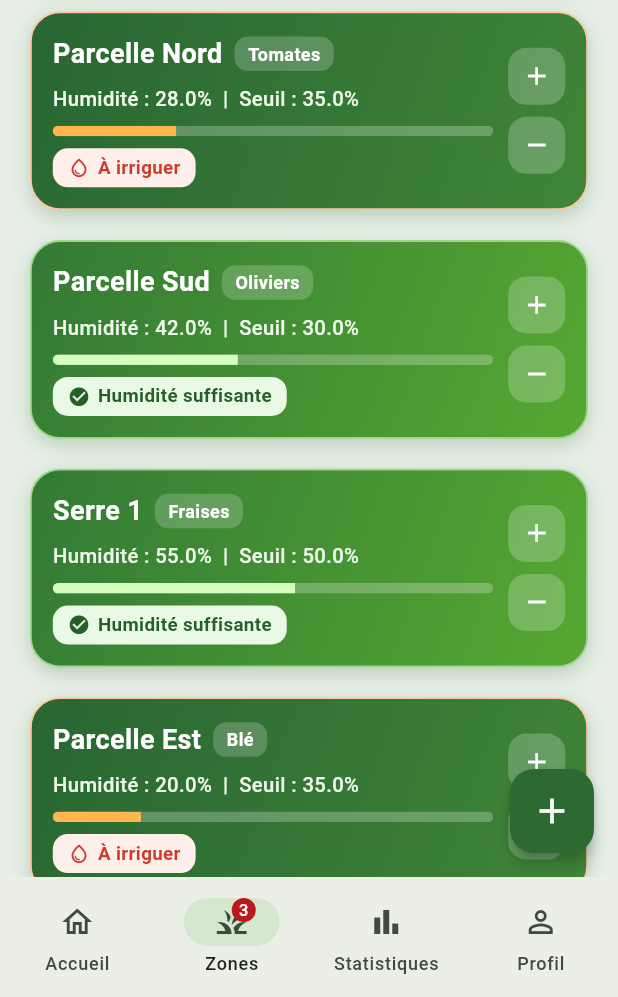
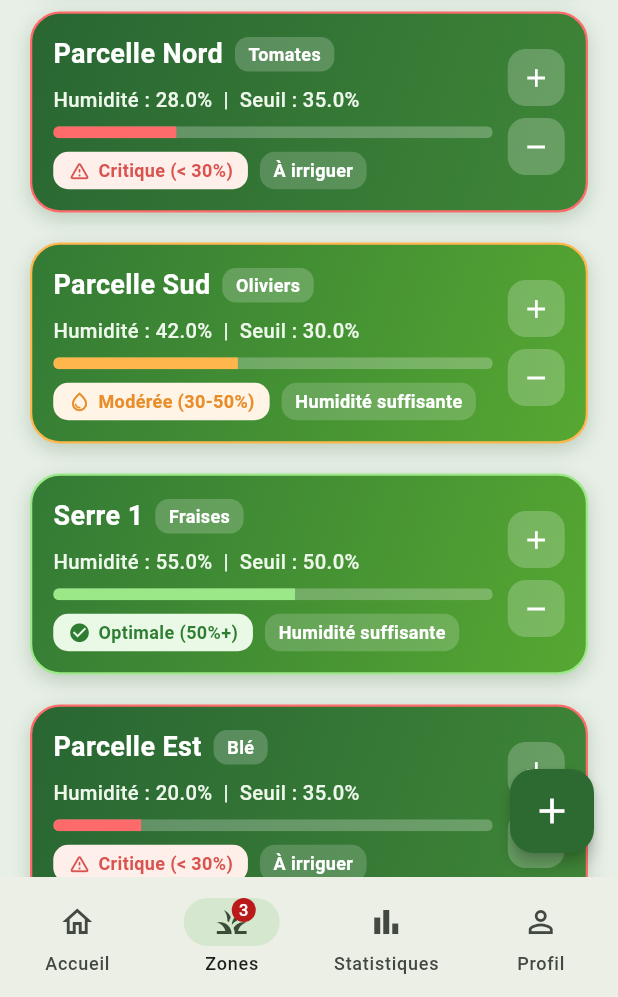
Before and after one commit to sajedmab/agrismart_KE, a Flutter app: the screen it shows once a user with an empty profile is signed in, item 2 of the bottom bar chosen, on a phone screen of 412 x 824 dp, the part 239-1236 px from its top. Run offline on Flutter 3.47's test engine with Material 3 defaults, Android fonts, the phone set to English and light mode, and no system bars; our stand-ins replace camera, cloud_firestore, firebase_auth, firebase_core, image_picker; missing offline and left inert: google_mlkit_barcode_scanning, google_mlkit_image_labeling; accounts and stored records are empty; network calls fail.

Commit message:
feat: accueil update

```diff
--- a/lib/widgets/zone_card.dart
+++ b/lib/widgets/zone_card.dart
@@ -17,10 +17,54 @@ class ZoneCard extends StatelessWidget {
     this.onLongPress,
   });
 
+  Color _couleurStatutHumidite(double hum) {
+    if (hum < 30) {
+      return const Color(0xFFD9534F); // Rouge (< 30)
+    } else if (hum < 50) {
+      return const Color(0xFFE88D2A); // Orange (30..50)
+    } else {
+      return const Color(0xFF2E7D32); // Vert (50+)
+    }
+  }
+
+  Color _couleurClairStatut(double hum) {
+    if (hum < 30) {
+      return const Color(0xFFFFEFEA);
+    } else if (hum < 50) {
+      return const Color(0xFFFFF4E5);
+    } else {
+      return const Color(0xFFEAF8E6);
+    }
+  }
+
+  Color _couleurBarre(double hum) {
+    if (hum < 30) {
+      return const Color(0xFFFF6B6B);
+    } else if (hum < 50) {
+      return const Color(0xFFFFB74D);
+    } else {
+      return const Color(0xFF9BE888);
+    }
+  }
+
+  String _labelNiveau(double hum) {
+    if (hum < 30) {
+      return 'Critique (< 30%)';
+    } else if (hum < 50) {
+      return 'Modérée (30-50%)';
+    } else {
+      return 'Optimale (50%+)';
+    }
+  }
+
   @override
   Widget build(BuildContext context) {
     final bool besoinEau = zone.humidite <= zone.seuil;
     final double ratio = (zone.humidite / 100.0).clamp(0.0, 1.0);
+
+    final Color couleurPrincipale = _couleurStatutHumidite(zone.humidite);
+    final Color couleurBadgeBg = _couleurClairStatut(zone.humidite);
+    final Color couleurBarre = _couleurBarre(zone.humidite);
 
     final List<Color> gradientVert = besoinEau
         ? const [Color(0xFF296633), Color(0xFF3F8637)]
@@ -36,10 +80,8 @@ class ZoneCard extends StatelessWidget {
         ),
         borderRadius: BorderRadius.circular(20),
         border: Border.all(
-          color: besoinEau
-              ? const Color(0xFFFFC5A1)
-              : const Color(0xFF9CD68A),
-          width: 1.2,
+          color: couleurBarre,
+          width: 1.5,
         ),
         boxShadow: [
           BoxShadow(
@@ -111,54 +153,69 @@ class ZoneCard extends StatelessWidget {
                         borderRadius: BorderRadius.circular(8),
                         child: LinearProgressIndicator(
                           value: ratio,
-                          minHeight: 7,
+                          minHeight: 8,
                           backgroundColor: Colors.white.withValues(alpha: 0.25),
-                          valueColor: AlwaysStoppedAnimation<Color>(
-                            besoinEau
-                                ? const Color(0xFFFFB74D)
-                                : const Color(0xFFD4FFBE),
+                          valueColor:
+                          AlwaysStoppedAnimation<Color>(couleurBarre),
                         ),
                       ),
-                      ),
-                      const SizedBox(height: 8),
+                      const SizedBox(height: 9),
+                      Wrap(
+                        spacing: 8,
+                        runSpacing: 6,
+                        children: [
                           Container(
                             padding: const EdgeInsets.symmetric(
                               horizontal: 10,
                               vertical: 4,
                             ),
                             decoration: BoxDecoration(
-                          color: besoinEau
-                              ? const Color(0xFFFFEFEA)
-                              : const Color(0xFFEAF8E6),
+                              color: couleurBadgeBg,
                               borderRadius: BorderRadius.circular(10),
                             ),
                             child: Row(
                               mainAxisSize: MainAxisSize.min,
                               children: [
                                 Icon(
-                              besoinEau
+                                  zone.humidite < 30
+                                      ? Icons.warning_amber_rounded
+                                      : zone.humidite < 50
                                       ? Icons.water_drop_outlined
                                       : Icons.check_circle,
                                   size: 15,
-                              color: besoinEau
-                                  ? const Color(0xFFC93B2B)
-                                  : const Color(0xFF256029),
+                                  color: couleurPrincipale,
                                 ),
                                 const SizedBox(width: 5),
                                 Text(
-                              besoinEau
-                                  ? 'À irriguer'
-                                  : 'Humidité suffisante',
+                                  _labelNiveau(zone.humidite),
                                   style: TextStyle(
-                                fontSize: 12.5,
+                                    fontSize: 12,
                                     fontWeight: FontWeight.w700,
-                                color: besoinEau
-                                    ? const Color(0xFFC93B2B)
-                                    : const Color(0xFF256029),
+                                    color: couleurPrincipale,
                                   ),
                                 ),
                               ],
                             ),
+                          ),
+                          Container(
+                            padding: const EdgeInsets.symmetric(
+                              horizontal: 9,
+                              vertical: 4,
+                            ),
+                            decoration: BoxDecoration(
+                              color: Colors.white.withValues(alpha: 0.18),
+                              borderRadius: BorderRadius.circular(10),
+                            ),
+                            child: Text(
+                              besoinEau ? 'À irriguer' : 'Humidité suffisante',
+                              style: const TextStyle(
+                                fontSize: 12,
+                                fontWeight: FontWeight.w600,
+                                color: Colors.white,
+                              ),
+                            ),
+                          ),
+                        ],
                       ),
                     ],
                   ),
```
Lines whose indentation alone changed are shown as unchanged.
